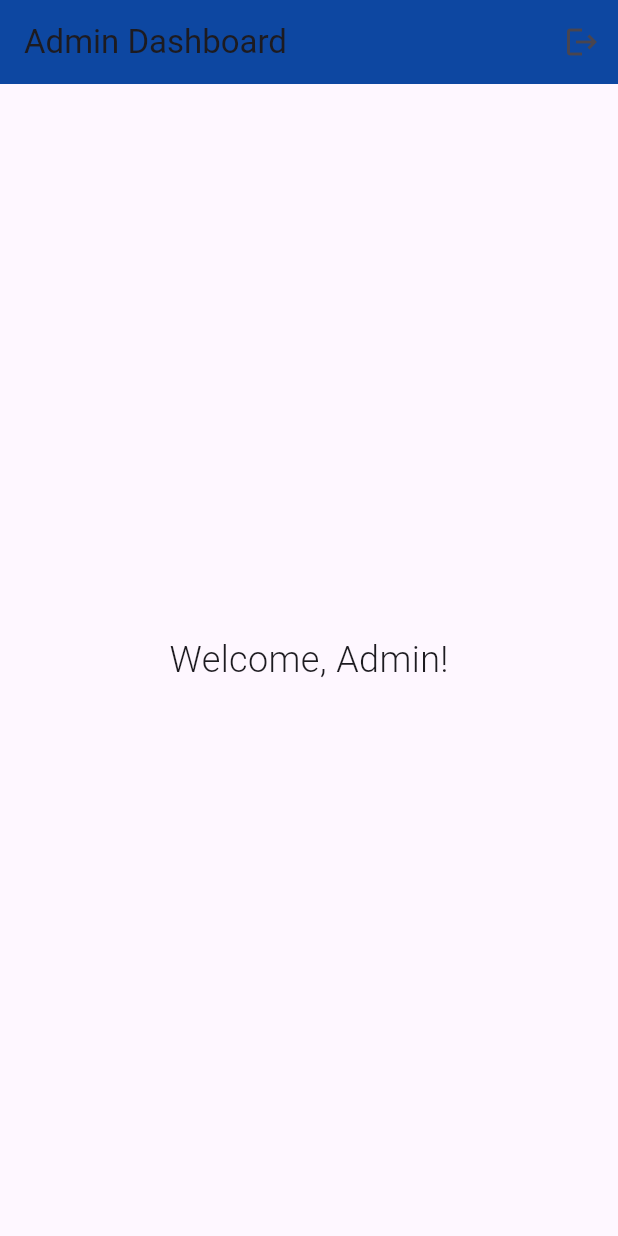
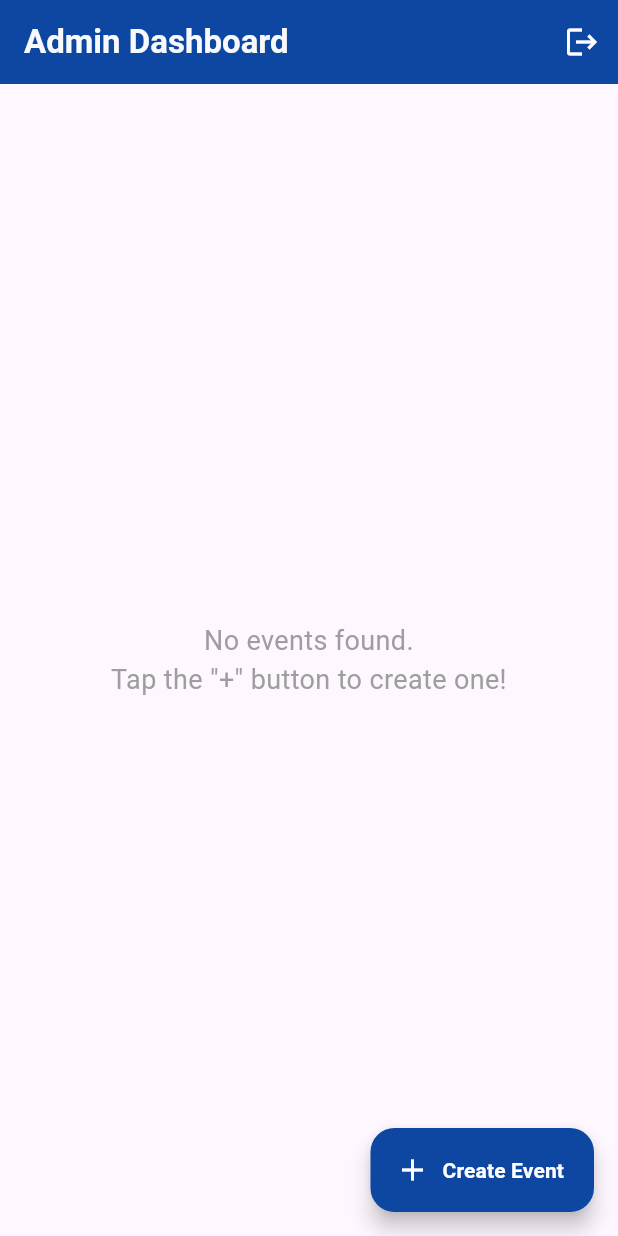
Before and after one commit to AkilaShashimantha/ceylontix-app, a Flutter app: the screen it shows once a user with an empty profile is signed in, after a tap on the "logout" icon, on a phone screen of 412 x 824 dp. Run offline on Flutter 3.47's test engine with Material 3 defaults, Android fonts, the phone set to English and light mode, and no system bars; our stand-ins replace cloud_firestore, firebase_auth, firebase_core; accounts and stored records are empty; network calls fail; Roboto replaces fonts that are missing (Poppins).

Commit message:
add event page created

```diff
--- /dev/null
+++ b/lib/src/data/repositories/firebase_event_repository.dart
@@ -0,0 +1,52 @@
+import 'package:cloud_firestore/cloud_firestore.dart';
+import '../../domain/entities/event.dart';
+import '../../domain/repositories/event_repository.dart';
+
+class FirebaseEventRepository implements EventRepository {
+  final FirebaseFirestore _firestore;
+
+  FirebaseEventRepository({FirebaseFirestore? firestore})
+      : _firestore = firestore ?? FirebaseFirestore.instance;
+
+  // Get the 'events' collection reference
+  CollectionReference<Map<String, dynamic>> get _eventsCollection => _firestore.collection('events');
+
+  @override
+  Future<void> addEvent(Event event) async {
+    try {
+      await _eventsCollection.add(event.toJson());
+    } catch (e) {
+      throw Exception('Error adding event: $e');
+    }
+  }
+
+  @override
+  Stream<List<Event>> getEventsStream() {
+    return _eventsCollection.snapshots().map((snapshot) {
+      return snapshot.docs.map((doc) => Event.fromFirestore(doc)).toList();
+    });
+  }
+
+  @override
+  Future<void> deleteEvent(String eventId) async {
+    try {
+      await _eventsCollection.doc(eventId).delete();
+    } catch (e) {
+      throw Exception('Error deleting event: $e');
+    }
+  }
+
+  // **NEW**: Implementation to update an existing event document.
+  @override
+  Future<void> updateEvent(Event event) async {
+    // We must have an event ID to update it.
+    if (event.id == null) {
+      throw Exception('Event ID is required to update.');
+    }
+    try {
+      await _eventsCollection.doc(event.id).update(event.toJson());
+    } catch (e) {
+      throw Exception('Error updating event: $e');
+    }
+  }
+}
--- /dev/null
+++ b/lib/src/domain/entities/event.dart
@@ -0,0 +1,51 @@
+import 'package:cloud_firestore/cloud_firestore.dart';
+import 'ticket_tier.dart';
+
+// Represents a single event.
+class Event {
+  final String? id; // Nullable for new events that don't have an ID yet.
+  final String name;
+  final String description;
+  final String venue;
+  final DateTime date;
+  final String posterUrl;
+  final List<TicketTier> ticketTiers;
+
+  Event({
+    this.id,
+    required this.name,
+    required this.description,
+    required this.venue,
+    required this.date,
+    required this.posterUrl,
+    required this.ticketTiers,
+  });
+
+  // Converts an Event instance to a Map, suitable for Firestore.
+  Map<String, dynamic> toJson() {
+    return {
+      'name': name,
+      'description': description,
+      'venue': venue,
+      'date': Timestamp.fromDate(date), // Convert DateTime to Firestore Timestamp.
+      'posterUrl': posterUrl,
+      'ticketTiers': ticketTiers.map((tier) => tier.toJson()).toList(),
+    };
+  }
+
+  // **NEW**: Factory constructor to create an Event from a Firestore document.
+  factory Event.fromFirestore(DocumentSnapshot<Map<String, dynamic>> doc) {
+    final data = doc.data()!;
+    return Event(
+      id: doc.id, // Get the document ID from Firestore.
+      name: data['name'] as String,
+      description: data['description'] as String,
+      venue: data['venue'] as String,
+      date: (data['date'] as Timestamp).toDate(), // Convert Firestore Timestamp back to DateTime.
+      posterUrl: data['posterUrl'] as String,
+      ticketTiers: (data['ticketTiers'] as List<dynamic>)
+          .map((tierData) => TicketTier.fromJson(tierData as Map<String, dynamic>))
+          .toList(),
+    );
+  }
+}
--- /dev/null
+++ b/lib/src/domain/entities/ticket_tier.dart
@@ -0,0 +1,30 @@
+// Represents a single pricing tier for an event.
+class TicketTier {
+  final String name;
+  final double price;
+  final int quantity;
+
+  TicketTier({
+    required this.name,
+    required this.price,
+    required this.quantity,
+  });
+
+  // Converts a TicketTier instance to a Map, suitable for Firestore.
+  Map<String, dynamic> toJson() {
+    return {
+      'name': name,
+      'price': price,
+      'quantity': quantity,
+    };
+  }
+
+  // Creates a TicketTier instance from a Map (e.g., from Firestore).
+  factory TicketTier.fromJson(Map<String, dynamic> json) {
+    return TicketTier(
+      name: json['name'] as String,
+      price: (json['price'] as num).toDouble(),
+      quantity: json['quantity'] as int,
+    );
+  }
+}
--- /dev/null
+++ b/lib/src/domain/repositories/event_repository.dart
@@ -0,0 +1,13 @@
+import '../entities/event.dart';
+
+// The contract for our event data source.
+abstract class EventRepository {
+  Future<void> addEvent(Event event);
+
+  Stream<List<Event>> getEventsStream();
+
+  Future<void> deleteEvent(String eventId);
+
+  // **NEW**: A method to update an existing event.
+  Future<void> updateEvent(Event event);
+}
--- a/lib/src/presentation/screens/admin/admin_dashboard_screen.dart
+++ b/lib/src/presentation/screens/admin/admin_dashboard_screen.dart
@@ -1,40 +1,150 @@
 import 'package:flutter/material.dart';
 import '../../../data/repositories/auth_repository.dart';
-import '../auth/auth_gate.dart';
+import '../../../data/repositories/firebase_event_repository.dart';
+import '../../../domain/entities/event.dart';
+import 'add_event_screen.dart';
+import 'edit_event_screen.dart';
 
-class AdminDashboardScreen extends StatelessWidget {
+class AdminDashboardScreen extends StatefulWidget {
   const AdminDashboardScreen({Key? key}) : super(key: key);
 
   @override
+  State<AdminDashboardScreen> createState() => _AdminDashboardScreenState();
+}
+
+class _AdminDashboardScreenState extends State<AdminDashboardScreen> {
+  final FirebaseAuthRepository _authRepository = FirebaseAuthRepository();
+  final FirebaseEventRepository _eventRepository = FirebaseEventRepository();
+
+  String _formatDateTime(DateTime dt) {
+    String two(int n) => n.toString().padLeft(2, '0');
+    return '${dt.year}-${two(dt.month)}-${two(dt.day)} ${two(dt.hour)}:${two(dt.minute)}';
+  }
+
+  void _navigateToEditScreen(Event event) {
+    Navigator.of(context).push(
+      MaterialPageRoute(
+        builder: (context) => EditEventScreen(event: event),
+      ),
+    );
+  }
+
+  void _confirmDelete(Event event) {
+    showDialog(
+      context: context,
+      builder: (ctx) => AlertDialog(
+        title: const Text('Are you sure?'),
+        content: Text('Do you want to permanently delete the event "${event.name}"?'),
+        actions: [
+          TextButton(
+            onPressed: () => Navigator.of(ctx).pop(),
+            child: const Text('No'),
+          ),
+          ElevatedButton(
+            style: ElevatedButton.styleFrom(backgroundColor: Colors.red),
+            onPressed: () {
+              if (mounted) {
+                _eventRepository.deleteEvent(event.id!);
+                Navigator.of(ctx).pop();
+                ScaffoldMessenger.of(context).showSnackBar(
+                  const SnackBar(content: Text('Event deleted successfully'), backgroundColor: Colors.green),
+                );
+              }
+            },
+            child: const Text('Yes, Delete'),
+          ),
+        ],
+      ),
+    );
+  }
+
+  @override
   Widget build(BuildContext context) {
-    // Instantiate the repository to access its methods.
-    final authRepository = FirebaseAuthRepository();
-
     return Scaffold(
       appBar: AppBar(
-        title: const Text('Admin Dashboard'),
+        title: const Text('Admin Dashboard', style: TextStyle(color: Color.fromARGB(247, 255, 255, 255),fontWeight: FontWeight.bold)),
         backgroundColor: Theme.of(context).primaryColor,
         actions: [
           IconButton(
-            icon: const Icon(Icons.logout),
+            icon: const Icon(Icons.logout, color: Colors.white),
             onPressed: () async {
-              // Sign out silently, then reset to AuthGate.
-              await authRepository.signOut();
+              await _authRepository.signOut();
               if (!context.mounted) return;
-              Navigator.of(context).pushAndRemoveUntil(
-                MaterialPageRoute(builder: (_) => const AuthGate()),
-                (route) => false,
-              );
+              Navigator.of(context).pushNamedAndRemoveUntil('/', (route) => false);
             },
             tooltip: 'Logout',
           ),
         ],
       ),
-      body: const Center(
-        child: Text(
-          'Welcome, Admin!',
-          style: TextStyle(fontSize: 24, fontWeight: FontWeight.w300),
-        ),
+      body: StreamBuilder<List<Event>>(
+        stream: _eventRepository.getEventsStream(),
+        builder: (context, snapshot) {
+          if (snapshot.connectionState == ConnectionState.waiting) {
+            return const Center(child: CircularProgressIndicator());
+          }
+          if (snapshot.hasError) {
+            return Center(child: Text('An error occurred: ${snapshot.error}'));
+          }
+          if (!snapshot.hasData || snapshot.data!.isEmpty) {
+            return const Center(
+              child: Text(
+                'No events found.\nTap the "+" button to create one!',
+                textAlign: TextAlign.center,
+                style: TextStyle(fontSize: 18, color: Colors.grey),
+              ),
+            );
+          }
+
+          final events = snapshot.data!;
+
+          return ListView.builder(
+            padding: const EdgeInsets.all(8.0),
+            itemCount: events.length,
+            itemBuilder: (context, index) {
+              final event = events[index];
+              return Card(
+                elevation: 3,
+                margin: const EdgeInsets.symmetric(vertical: 8.0),
+                child: ListTile(
+                  onTap: () => _navigateToEditScreen(event),
+                  leading: CircleAvatar(
+                    backgroundColor: Colors.grey[200],
+                    backgroundImage: event.posterUrl.isNotEmpty ? NetworkImage(event.posterUrl) : null,
+                    child: event.posterUrl.isEmpty ? const Icon(Icons.image_not_supported) : null,
+                  ),
+                  title: Text(event.name, style: const TextStyle(fontWeight: FontWeight.bold)),
+                  subtitle: Text('${event.venue}\n${_formatDateTime(event.date)}'),
+                  isThreeLine: true,
+                  trailing: Row(
+                    mainAxisSize: MainAxisSize.min,
+                    children: [
+                      IconButton(
+                        icon: const Icon(Icons.edit_outlined, color: Colors.blueGrey),
+                        onPressed: () => _navigateToEditScreen(event),
+                        tooltip: 'Edit Event',
+                      ),
+                      IconButton(
+                        icon: const Icon(Icons.delete_sweep_outlined, color: Colors.redAccent),
+                        onPressed: () => _confirmDelete(event),
+                        tooltip: 'Delete Event',
+                      ),
+                    ],
+                  ),
+                ),
+              );
+            },
+          );
+        },
+      ),
+      floatingActionButton: FloatingActionButton.extended(
+        onPressed: () {
+          Navigator.of(context).push(
+            MaterialPageRoute(builder: (context) => const AddEventScreen()),
+          );
+        },
+        icon: const Icon(Icons.add, color: Colors.white),
+        label: const Text('Create Event', style: TextStyle(color: Colors.white, fontWeight: FontWeight.bold)),
+        backgroundColor: Theme.of(context).primaryColor,
       ),
     );
   }
--- a/lib/src/presentation/widgets/custom_textfield.dart
+++ b/lib/src/presentation/widgets/custom_textfield.dart
@@ -6,6 +6,8 @@ class CustomTextField extends StatelessWidget {
   final bool obscureText;
   final IconData prefixIcon;
   final TextInputType keyboardType;
+  final String? Function(String?)? validator;
+  final int maxLines;
 
   const CustomTextField({
     Key? key,
@@ -14,14 +16,18 @@ class CustomTextField extends StatelessWidget {
     this.obscureText = false,
     required this.prefixIcon,
     this.keyboardType = TextInputType.text,
+    this.validator,
+    this.maxLines = 1,
   }) : super(key: key);
 
   @override
   Widget build(BuildContext context) {
-    return TextField(
+    return TextFormField(
       controller: controller,
       obscureText: obscureText,
       keyboardType: keyboardType,
+      validator: validator,
+      maxLines: obscureText ? 1 : maxLines,
       decoration: InputDecoration(
         prefixIcon: Icon(prefixIcon, color: Colors.grey[500]),
         hintText: hintText,
```
Also changed, not shown: lib/src/presentation/screens/admin/add_event_screen.dart (added, +206 -0 lines), lib/src/presentation/screens/admin/edit_event_screen.dart (added, +228 -0 lines).
